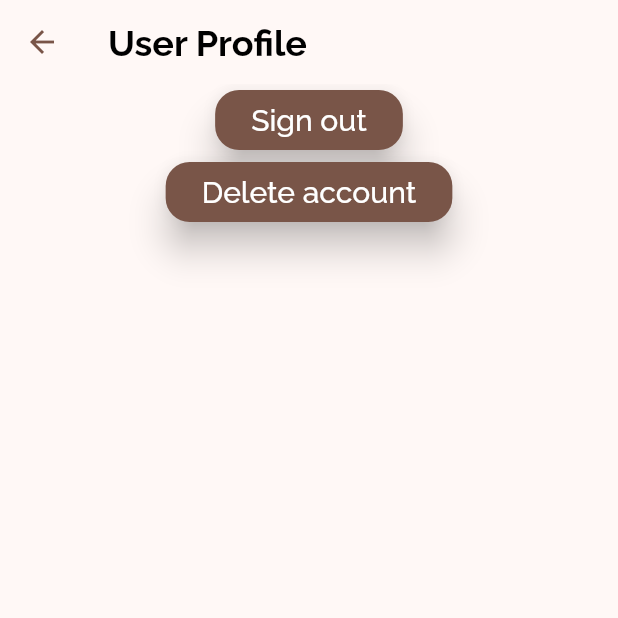
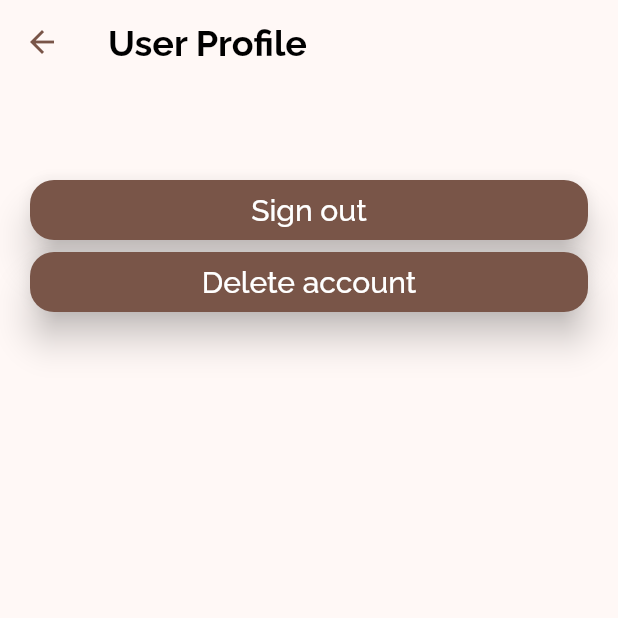
Before and after one commit to konradkulak/beer_ranking, a Flutter app: the UserPage screen opened directly, on a phone screen of 412 x 824 dp, the top half of it. Run offline on Flutter 3.47's test engine with Material 3 defaults, Android fonts, the phone set to English and light mode, and no system bars; our stand-ins replace bloc, cloud_firestore, dio, firebase_auth, firebase_core, flutter_bloc and 1 more; missing offline and left inert: firebase_ui_auth; accounts and stored records are empty.

Commit message:
Improve UI by addinf sized boxes and padding on UserPage.

```diff
--- a/lib/features/user/pages/user_page.dart
+++ b/lib/features/user/pages/user_page.dart
@@ -57,9 +57,16 @@ class _UserPageBody extends StatelessWidget {
   @override
   Widget build(BuildContext context) {
     return Center(
+      child: Padding(
+        padding: const EdgeInsets.all(20.0),
         child: Column(
           children: [
-          ElevatedButton(
+            const SizedBox(
+              height: 40,
+            ),
+            SizedBox(
+              width: double.infinity,
+              child: ElevatedButton(
                 onPressed: () {
                   Navigator.of(context).push(
                     MaterialPageRoute(
@@ -70,7 +77,10 @@ class _UserPageBody extends StatelessWidget {
                 },
                 child: const Text('Sign out'),
               ),
-          ElevatedButton(
+            ),
+            SizedBox(
+              width: double.infinity,
+              child: ElevatedButton(
                 onPressed: () {
                   showDialog(
                     context: context,
@@ -113,7 +123,9 @@ class _UserPageBody extends StatelessWidget {
                   'Delete account',
                 ),
               ),
+            ),
           ],
+        ),
       ),
     );
   }
```
Lines whose indentation alone changed are shown as unchanged.
